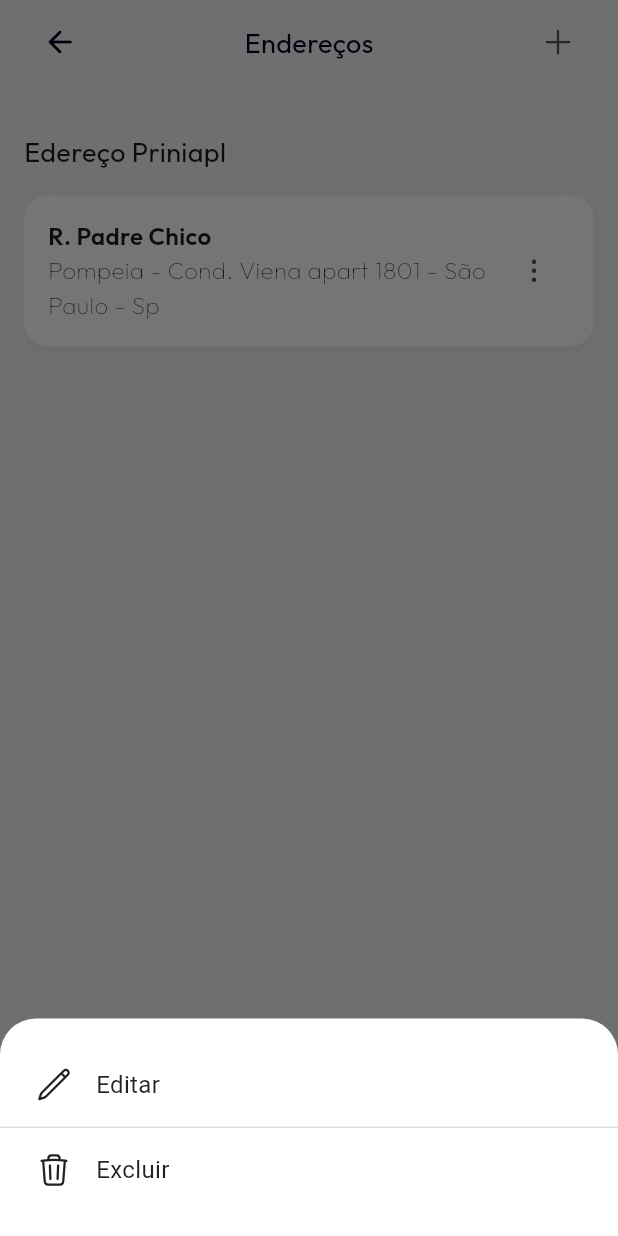
After one commit to derafael04/FastMov, a Flutter app: the TelaEdereco screen opened by its route, after a tap on an icon or button, on a phone screen of 412 x 824 dp. The commit adds this screen. Run offline on Flutter 3.47's test engine with Material 3 defaults, Android fonts, the phone set to English and light mode, and no system bars; our stand-ins replace google_fonts, heroicons, introduction_screen, pinput, step_progress_indicator.

Commit message:
adiciona tela de endereço com funcionalidade de edição e exclusão; atualiza navegação no drawer

```diff
--- a/lib/main.dart
+++ b/lib/main.dart
@@ -11,6 +11,7 @@ import 'package:fastmov/screen/login/cadastro/tela_validar_cadastro.dart';
 import 'package:fastmov/screen/login/tela_esqueceu_senha.dart';
 import 'package:fastmov/screen/login/tela_login_inicial.dart';
 import 'package:fastmov/screen/perfil/tela_alterar_senha.dart';
+import 'package:fastmov/screen/perfil/tela_edereco.dart';
 import 'package:fastmov/screen/perfil/tela_perfil.dart';
 import 'package:flutter/material.dart';
 import 'package:intl/date_symbol_data_local.dart';
@@ -67,6 +68,7 @@ class MyApp extends StatelessWidget {
         '/chatScreen': (context) => const ChatScreen(),
         '/telaPerfil': (context) => const TelaPerfil(),
         '/telaAlterarSenha': (context) => const TelaAlterarSenha(),
+        '/telaEdereco': (context) => const TelaEdereco(),
       },
     );
   }
--- a/lib/screen/home/widgetHome/custom_drawer.dart
+++ b/lib/screen/home/widgetHome/custom_drawer.dart
@@ -46,7 +46,7 @@ class CustomDrawer extends StatelessWidget {
               DrawerItem(icon: HeroIcons.fire, title: 'Atividades', onTap: () {}),
               DrawerItem(icon: HeroIcons.creditCard, title: 'Assinatura', onTap: () {},),
               DrawerItem(icon: HeroIcons.user, title: 'Perfil', onTap: () => Navigator.of(context).pushNamed('/telaPerfil')),
-              DrawerItem(icon: HeroIcons.mapPin, title: 'Endereço', onTap: () {}),
+              DrawerItem(icon: HeroIcons.mapPin, title: 'Endereço', onTap: () => Navigator.of(context).pushNamed('/telaEdereco')),
               DrawerItem(icon: HeroIcons.banknotes, title: 'Pagamentos', onTap: () {}),
               const Divider(),
               DrawerItem(icon: HeroIcons.arrowLeftStartOnRectangle, title: 'Sair do App', onTap: () {}),
--- /dev/null
+++ b/lib/screen/perfil/tela_edereco.dart
@@ -0,0 +1,173 @@
+import 'package:fastmov/widget/custom_appBar_controller.dart';
+import 'package:fastmov/widget/custom_app_text.dart';
+import 'package:fastmov/widget/custom_button.dart';
+import 'package:fastmov/widget/custom_card.dart';
+import 'package:flutter/material.dart';
+import 'package:heroicons/heroicons.dart';
+
+class TelaEdereco extends StatefulWidget {
+  const TelaEdereco({super.key});
+
+  @override
+  State<TelaEdereco> createState() => _TelaEderecoState();
+}
+
+class _TelaEderecoState extends State<TelaEdereco> {
+  @override
+  Widget build(BuildContext context) {
+    return Scaffold(
+      appBar: CustomAppBar(
+        title: 'Endereços',
+        actions: IconButton(
+          onPressed: () {},
+          icon: const HeroIcon(HeroIcons.plus, size: 24),
+        ),
+      ),
+      body: Padding(
+        padding: const EdgeInsets.fromLTRB(16, 32, 16, 16),
+        child: Column(
+          spacing: 16,
+          mainAxisAlignment: MainAxisAlignment.start,
+          crossAxisAlignment: CrossAxisAlignment.start,
+          children: [
+            const AppText(text: 'Edereço Priniapl', style: AppTextStyleType.bodyLarge),
+            CustomCard(
+              margin: EdgeInsets.zero,
+              type: CardType.primary,
+              body: Row(
+                mainAxisAlignment: MainAxisAlignment.spaceBetween,
+                children: [
+                  const Expanded(
+                    child: Column(
+                      crossAxisAlignment: CrossAxisAlignment.start,
+                      children: [
+                        AppText(text: 'R. Padre Chico', style: AppTextStyleType.bodyStrong),
+                        AppText(text: 'Pompeia - Cond. Viena apart 1801 - São Paulo - Sp', style: AppTextStyleType.body, isNotHeavy: true),
+                      ],
+                    ),
+                  ),
+                  IconButton(
+                    onPressed: () {
+                      _showBottomSheet(context);
+                    },
+                    icon: const HeroIcon(HeroIcons.ellipsisVertical, size: 24),
+                  ),
+                ],
+              ),
+            )
+          ],
+        ),
+      ),
+    );
+  }
+
+  void _showBottomSheet(BuildContext context) {
+    showModalBottomSheet(
+      context: context,
+      backgroundColor: Colors.transparent,
+      builder: (context) {
+        return Container(
+          decoration: const BoxDecoration(
+            color: Colors.white,
+            borderRadius: BorderRadius.vertical(top: Radius.circular(24)),
+          ),
+          padding: const EdgeInsets.symmetric(vertical: 16),
+          child: Column(
+            mainAxisSize: MainAxisSize.min,
+            children: [
+              _buildItem(
+                icon: HeroIcons.pencil,
+                label: 'Editar',
+                onTap: () {
+                  Navigator.pop(context);
+                  // Ação de editar
+                },
+              ),
+              const Divider(height: 1),
+              _buildItem(
+                icon: HeroIcons.trash,
+                label: 'Excluir',
+                onTap: () {
+                  Navigator.pop(context);
+                  _showEditAddressDialog(context);
+                },
+              ),
+            ],
+          ),
+        );
+      },
+    );
+  }
+
+   Widget _buildItem({
+    required HeroIcons icon,
+    required String label,
+    required VoidCallback onTap,
+  }) {
+    return InkWell(
+      onTap: onTap,
+      child: Padding(
+        padding: const EdgeInsets.symmetric(horizontal: 24, vertical: 16),
+        child: Row(
+          children: [
+            HeroIcon(icon, size: 24, color: Colors.black87),
+            const SizedBox(width: 16),
+            Text(
+              label,
+              style: const TextStyle(fontSize: 16, color: Colors.black87),
+            ),
+          ],
+        ),
+      ),
+    );
+  }
+
+  void _showEditAddressDialog(BuildContext context) {
+    showDialog(
+      context: context,
+      builder: (context) {
+        return Dialog(
+          backgroundColor: Theme.of(context).scaffoldBackgroundColor,
+          insetPadding: const EdgeInsets.all(20),
+          shape: RoundedRectangleBorder(borderRadius: BorderRadius.circular(16)),
+          child: Padding(
+            padding: const EdgeInsets.all(24),
+            child: Column(
+              mainAxisSize: MainAxisSize.min,
+              children: [
+                const AppText(
+                  text: 'Excluir Endereço',
+                  style: AppTextStyleType.subtitle,
+                ),
+                const SizedBox(height: 12),
+                const AppText(
+                  text: 'Deseja realmente excluir esse endereço?',
+                  style: AppTextStyleType.bodyLarge,
+                  textAlign: TextAlign.center,
+                  isNotHeavy: true,
+                ),
+                const SizedBox(height: 32),
+                // Botão Avaliar
+                CustomButton(
+                  label: 'Não',
+                  type: ButtonType.outline,
+                  onPressed: () {
+                    Navigator.pop(context);
+                  },
+                ),
+                const SizedBox(height: 8),
+                CustomButton(
+                  label: 'Sim',
+                  type: ButtonType.primary,
+                  onPressed: () {
+                    Navigator.pop(context);
+                  },
+                )
+              ],
+            ),
+          ),
+        );
+      },
+    );
+  }
+}
```
